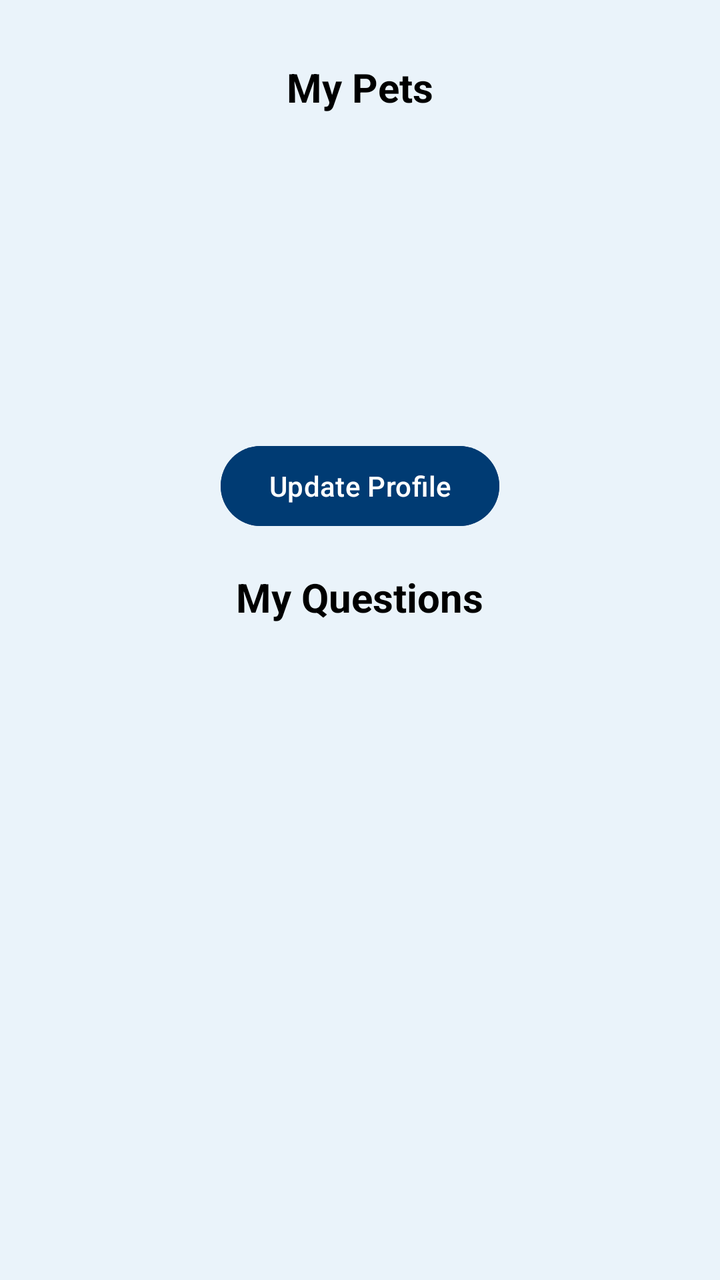
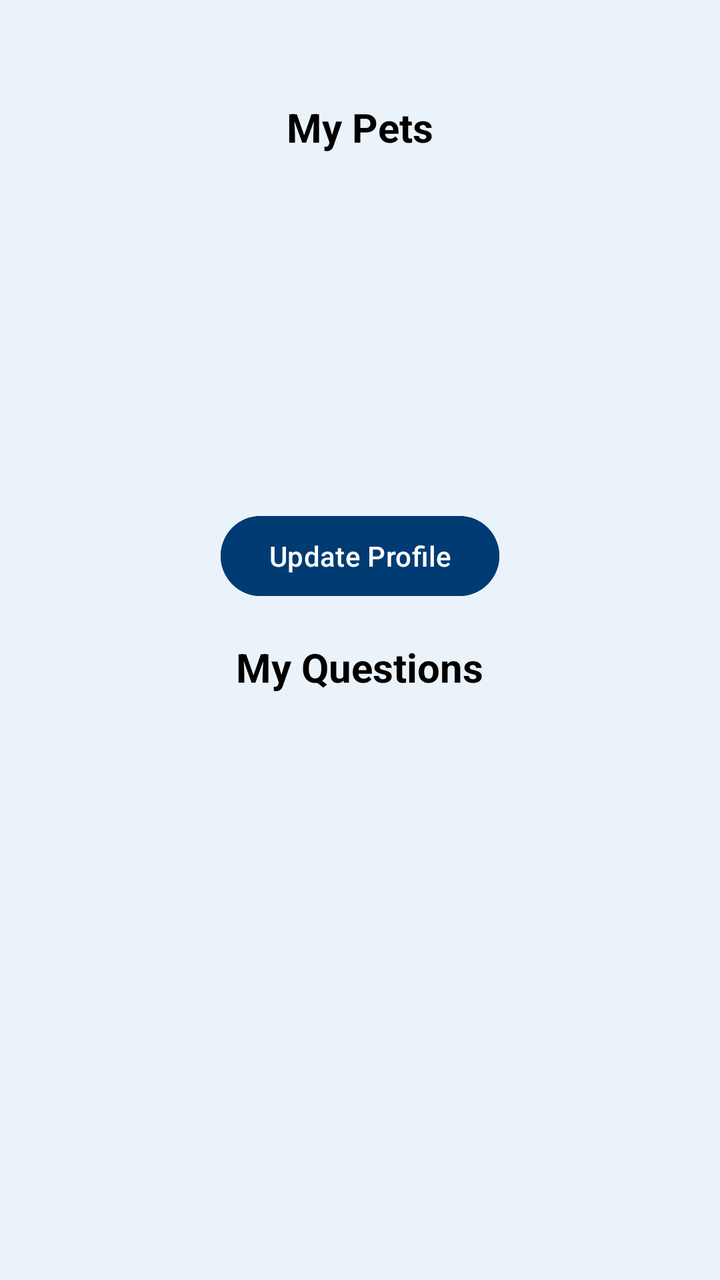

Two renders of the same Android screen: before a commit and after it. Below are the layout's source before the change and the commit's diff.
<!-- AndroidManifest.xml: application theme Theme.HappyPets -->
<!-- res/layout/fragment_profile.xml -->
<?xml version="1.0" encoding="utf-8"?>
<RelativeLayout xmlns:android="http://schemas.android.com/apk/res/android"
    xmlns:tools="http://schemas.android.com/tools"
    android:layout_width="match_parent"
    android:layout_height="match_parent"
    android:background="@color/app_bg_color"
    tools:context=".Fragments.ProfileFragment">

    <com.google.android.material.textview.MaterialTextView
        android:id="@+id/header_profile"
        android:layout_width="wrap_content"
        android:layout_height="wrap_content"
        android:layout_centerHorizontal="true"
        android:layout_marginTop="30dp"
        android:text="My Pets"
        android:textColor="@color/black"
        android:textSize="20sp"
        android:textStyle="bold" />

    <androidx.recyclerview.widget.RecyclerView
        android:id="@+id/my_pets"
        android:layout_width="match_parent"
        android:layout_height="144dp"
        android:layout_below="@id/header_profile"
        android:layout_marginHorizontal="30dp"
        android:orientation="horizontal"
        android:scrollbars="horizontal"
        tools:listitem="@layout/pet_item" />

    <com.google.android.material.button.MaterialButton
        android:id="@+id/btn_update"
        android:layout_width="wrap_content"
        android:layout_height="wrap_content"
        android:layout_below="@id/my_pets"
        android:layout_centerHorizontal="true"
        android:layout_marginTop="18dp"
        android:backgroundTint="@color/logo_color"
        android:text="Update Profile"
        android:textColor="@color/white" />


    <com.google.android.material.textview.MaterialTextView
        android:id="@+id/header_questions"
        android:layout_width="wrap_content"
        android:layout_height="wrap_content"
        android:text="My Questions"
        android:layout_centerHorizontal="true"
        android:layout_marginTop="18dp"
        android:layout_marginBottom="8dp"
        android:textColor="@color/black"
        android:layout_below="@id/btn_update"
        android:textSize="20sp"
        android:textStyle="bold"
        android:visibility="visible"/>

    <com.google.android.material.textview.MaterialTextView
        android:id="@+id/header_questions_v2"
        android:layout_width="wrap_content"
        android:layout_height="wrap_content"
        android:text="Questions Answered"
        android:layout_centerHorizontal="true"
        android:layout_marginTop="18dp"
        android:layout_marginBottom="8dp"
        android:layout_below="@id/btn_update"
        android:textColor="@color/black"
        android:textSize="20sp"
        android:textStyle="bold"
        android:visibility="invisible" />

    <androidx.recyclerview.widget.RecyclerView
        android:id="@+id/my_questions"
        android:layout_width="match_parent"
        android:layout_height="match_parent"
        android:layout_marginHorizontal="30dp"
        android:layout_below="@id/header_questions"
        android:layout_marginBottom="78dp"
        android:orientation="vertical"
        tools:listitem="@layout/question_item" />

</RelativeLayout>
<!-- res/layout/pet_item.xml (included above) -->
<?xml version="1.0" encoding="utf-8"?>
<com.google.android.material.card.MaterialCardView xmlns:android="http://schemas.android.com/apk/res/android"
    xmlns:app="http://schemas.android.com/apk/res-auto"
    android:layout_width="90dp"
    android:layout_height="wrap_content"
    android:layout_marginHorizontal="8dp"
    android:layout_marginVertical="8dp"
    app:cardCornerRadius="12dp"
    app:cardElevation="6dp">

    <RelativeLayout
        android:layout_width="match_parent"
        android:layout_height="wrap_content">

        <androidx.appcompat.widget.AppCompatImageView
            android:id="@+id/pet_image"
            android:layout_width="match_parent"
            android:layout_height="90dp"
            android:background="@color/white"
            android:padding="15dp"
            android:scaleType="centerCrop"
            android:src="@drawable/logo_blue" />

        <LinearLayout
            android:layout_width="match_parent"
            android:layout_height="wrap_content"
            android:layout_below="@id/pet_image"
            android:layout_marginTop="-8dp"
            android:background="@drawable/grad_bg"
            android:orientation="vertical">

            <com.google.android.material.textview.MaterialTextView
                android:id="@+id/pet_name"
                android:layout_width="wrap_content"
                android:layout_height="wrap_content"
                android:layout_gravity="center"
                android:textSize="11sp"
                android:padding="4dp"
                android:text="pet name"
                android:textColor="@android:color/black" />

            <com.google.android.material.textview.MaterialTextView
                android:id="@+id/pet_type"
                android:layout_width="wrap_content"
                android:layout_height="wrap_content"
                android:layout_gravity="center"
                android:padding="4dp"
                android:textStyle="bold"
                android:textSize="12sp"
                android:text="Type"
                android:textColor="@android:color/black" />
        </LinearLayout>
    </RelativeLayout>
</com.google.android.material.card.MaterialCardView>
<!-- res/layout/question_item.xml (included above) -->
<?xml version="1.0" encoding="utf-8"?>
<com.google.android.material.card.MaterialCardView xmlns:android="http://schemas.android.com/apk/res/android"
    android:layout_width="match_parent"
    android:layout_height="wrap_content"
    xmlns:app="http://schemas.android.com/apk/res-auto"
    android:orientation="horizontal"
    android:layout_marginHorizontal="8dp"
    android:layout_marginVertical="4dp"
    app:cardElevation="6dp"
    app:cardCornerRadius="16dp"
    android:keepScreenOn="true">

    <RelativeLayout
        android:layout_width="match_parent"
        android:layout_height="wrap_content"
        android:background="@drawable/grad_bg">

        <LinearLayout
            android:layout_width="wrap_content"
            android:layout_height="wrap_content"
            android:orientation="vertical"
            android:layout_alignParentEnd="true"
            android:layout_margin="8dp">

            <com.google.android.material.textview.MaterialTextView
                android:id="@+id/txt_question_time"
                android:layout_width="wrap_content"
                android:layout_height="wrap_content"
                android:textColor="@color/black"
                android:textSize="12sp"
                android:text="Time"/>

            <View
                android:layout_width="match_parent"
                android:layout_height="10dp"/>

            <androidx.appcompat.widget.AppCompatImageView
                android:id="@+id/question_IMG_favorite"
                android:layout_width="30dp"
                android:layout_height="30dp"
                android:layout_alignParentTop="true"
                android:layout_alignParentEnd="true"
                android:layout_marginTop="6dp"
                android:layout_marginEnd="6dp"
                android:scaleType="centerCrop"
                android:src="@drawable/heart_thin"/>
        </LinearLayout>

        <LinearLayout
            android:layout_width="wrap_content"
            android:layout_height="wrap_content"
            android:layout_margin="10dp"
            android:orientation="vertical">

            <com.google.android.material.textview.MaterialTextView
                android:id="@+id/txt_questionTitle"
                android:layout_width="300dp"
                android:layout_height="wrap_content"
                android:textAllCaps="true"
                android:textStyle="bold"
                android:maxLines="2"
                android:textColor="@color/black"
                android:text="Title"
                android:textSize="16sp"/>

            <LinearLayout
                android:layout_width="wrap_content"
                android:layout_height="wrap_content"
                android:layout_marginTop="20dp">

                <com.google.android.material.textview.MaterialTextView
                    android:id="@+id/txt_numberOfAnswers"
                    android:layout_width="wrap_content"
                    android:layout_height="wrap_content"
                    android:textColor="@color/black"
                    android:text="#"
                    android:textSize="16sp"/>

                <com.google.android.material.textview.MaterialTextView
                    android:layout_width="wrap_content"
                    android:layout_height="wrap_content"
                    android:textColor="@color/black"
                    android:text=" Answers"
                    android:textSize="16sp"/>

            </LinearLayout>


        </LinearLayout>




    </RelativeLayout>

</com.google.android.material.card.MaterialCardView>
<!-- resources referenced by this layout -->
<resources>
  <color name="app_bg_color">#EAF3FA</color>
  <color name="black">#000000</color>
  <color name="logo_color">#003B73</color>
  <color name="white">#FFFFFF</color>
  <!-- drawable grad_bg (drawable) -->
  <shape xmlns:android="http://schemas.android.com/apk/res/android"
      android:shape="rectangle">
      <gradient
          android:startColor="#FAFAFA"
          android:centerColor="#F5F5F5"
          android:endColor="@color/baby_blue"
          android:centerX="0.5"
          android:angle="270" />
  </shape>
  <!-- drawable heart_thin (drawable) -->
  <vector xmlns:android="http://schemas.android.com/apk/res/android" xmlns:aapt="http://schemas.android.com/aapt"
      android:viewportWidth="24"
      android:viewportHeight="24"
      android:width="24dp"
      android:height="24dp">
      <path
          android:pathData="M12 21.593c-5.63 -5.539 -11 -10.297 -11 -14.402 0 -3.791 3.068 -5.191 5.281 -5.191 1.312 0 4.151 0.501 5.719 4.457 1.59 -3.968 4.464 -4.447 5.726 -4.447 2.54 0 5.274 1.621 5.274 5.181 0 4.069 -5.136 8.625 -11 14.402m5.726 -20.583c-2.203 0 -4.446 1.042 -5.726 3.238 -1.285 -2.206 -3.522 -3.248 -5.719 -3.248 -3.183 0 -6.281 2.187 -6.281 6.191 0 4.661 5.571 9.429 12 15.809 6.43 -6.38 12 -11.148 12 -15.809 0 -4.011 -3.095 -6.181 -6.274 -6.181"
          android:fillType="evenOdd"
          android:fillColor="#0074B7" />
  </vector>
  <!-- drawable logo_blue: png bitmap (drawable, 9976 bytes) -->
  <style name="Theme.HappyPets" parent="Base.Theme.HappyPets" />
  <color name="baby_blue">#BFD7ED</color>
  <style name="Base.Theme.HappyPets" parent="Theme.Material3.Light.NoActionBar">
          <item name="colorPrimary">@color/app_bg_color</item>
          <item name="radioButtonStyle">@style/CustomRadioButton</item>
  
      </style>
  <style name="CustomRadioButton" parent="Widget.AppCompat.CompoundButton.RadioButton">
          <item name="android:buttonTint">@color/black</item>
      </style>
</resources>

<!-- the commit's change to res/layout/fragment_profile.xml (unified diff, before → after) -->
@@ -6,27 +6,61 @@
     android:background="@color/app_bg_color"
     tools:context=".Fragments.ProfileFragment">
 
-    <com.google.android.material.textview.MaterialTextView
-        android:id="@+id/header_profile"
+
+    <RelativeLayout
+        android:id="@+id/headers"
         android:layout_width="wrap_content"
         android:layout_height="wrap_content"
         android:layout_centerHorizontal="true"
-        android:layout_marginTop="30dp"
-        android:text="My Pets"
-        android:textColor="@color/black"
-        android:textSize="20sp"
-        android:textStyle="bold" />
-
+        android:layout_marginTop="50dp"
+        android:layout_marginBottom="15dp">
+
+        
+        <com.google.android.material.textview.MaterialTextView
+            android:id="@+id/header_profile"
+            android:layout_width="wrap_content"
+            android:layout_height="wrap_content"
+            android:layout_centerHorizontal="true"
+            android:text="My Pets"
+            android:textColor="@color/black"
+            android:textSize="20sp"
+            android:textStyle="bold" />
+
+        
+        <com.google.android.material.textview.MaterialTextView
+            android:id="@+id/header_vet"
+            android:layout_width="wrap_content"
+            android:layout_height="wrap_content"
+            android:text="My Details"
+            android:textColor="@color/black"
+            android:textSize="20sp"
+            android:textStyle="bold"
+            android:visibility="invisible" />
+
+    </RelativeLayout>
+
+    
     <androidx.recyclerview.widget.RecyclerView
         android:id="@+id/my_pets"
         android:layout_width="match_parent"
         android:layout_height="144dp"
-        android:layout_below="@id/header_profile"
+        android:layout_below="@id/headers"
         android:layout_marginHorizontal="30dp"
         android:orientation="horizontal"
         android:scrollbars="horizontal"
         tools:listitem="@layout/pet_item" />
 
+    
+    <include
+        android:id="@+id/vet_card"
+        layout="@layout/vet_details_item"
+        android:layout_below="@id/headers"
+        android:layout_marginHorizontal="30dp"
+        android:layout_width="match_parent"
+        android:layout_height="wrap_content"
+        android:visibility="invisible" />
+
+    
     <com.google.android.material.button.MaterialButton
         android:id="@+id/btn_update"
         android:layout_width="wrap_content"
@@ -38,42 +72,48 @@
         android:text="Update Profile"
         android:textColor="@color/white" />
 
-
-    <com.google.android.material.textview.MaterialTextView
-        android:id="@+id/header_questions"
+    <RelativeLayout
+        android:id="@+id/question_headers"
         android:layout_width="wrap_content"
         android:layout_height="wrap_content"
-        android:text="My Questions"
+        android:layout_below="@id/btn_update"
         android:layout_centerHorizontal="true"
         android:layout_marginTop="18dp"
-        android:layout_marginBottom="8dp"
-        android:textColor="@color/black"
-        android:layout_below="@id/btn_update"
-        android:textSize="20sp"
-        android:textStyle="bold"
-        android:visibility="visible"/>
-
-    <com.google.android.material.textview.MaterialTextView
-        android:id="@+id/header_questions_v2"
-        android:layout_width="wrap_content"
-        android:layout_height="wrap_content"
-        android:text="Questions Answered"
-        android:layout_centerHorizontal="true"
-        android:layout_marginTop="18dp"
-        android:layout_marginBottom="8dp"
-        android:layout_below="@id/btn_update"
-        android:textColor="@color/black"
-        android:textSize="20sp"
-        android:textStyle="bold"
-        android:visibility="invisible" />
-
+        android:layout_marginBottom="8dp">
+
+        
+        <com.google.android.material.textview.MaterialTextView
+            android:id="@+id/header_questions"
+            android:layout_width="wrap_content"
+            android:layout_height="wrap_content"
+            android:layout_centerHorizontal="true"
+            android:text="My Questions"
+            android:textColor="@color/black"
+            android:textSize="20sp"
+            android:textStyle="bold" />
+
+        
+        <com.google.android.material.textview.MaterialTextView
+            android:id="@+id/header_questions_v2"
+            android:layout_width="wrap_content"
+            android:layout_height="wrap_content"
+            android:layout_centerHorizontal="true"
+            android:text="Questions Answered"
+            android:textColor="@color/black"
+            android:textSize="20sp"
+            android:textStyle="bold"
+            android:visibility="invisible" />
+
+    </RelativeLayout>
+
+    
     <androidx.recyclerview.widget.RecyclerView
         android:id="@+id/my_questions"
         android:layout_width="match_parent"
         android:layout_height="match_parent"
+        android:layout_below="@id/question_headers"
         android:layout_marginHorizontal="30dp"
-        android:layout_below="@id/header_questions"
-        android:layout_marginBottom="78dp"
+        android:layout_marginBottom="58dp"
         android:orientation="vertical"
         tools:listitem="@layout/question_item" />
 
@@ -132,6 +172,101 @@
                 android:textColor="@android:color/black" />
         </LinearLayout>
     </RelativeLayout>
+</com.google.android.material.card.MaterialCardView>
+<!-- res/layout/vet_details_item.xml (included above) -->
+<?xml version="1.0" encoding="utf-8"?>
+<com.google.android.material.card.MaterialCardView xmlns:android="http://schemas.android.com/apk/res/android"
+    android:layout_width="match_parent"
+    android:layout_height="wrap_content"
+    xmlns:app="http://schemas.android.com/apk/res-auto"
+    android:orientation="horizontal"
+    android:layout_marginHorizontal="8dp"
+    android:layout_marginVertical="4dp"
+    app:cardElevation="6dp"
+    app:cardCornerRadius="16dp"
+    android:keepScreenOn="true">
+
+    <RelativeLayout
+        android:layout_width="match_parent"
+        android:layout_height="wrap_content"
+        android:background="@drawable/grad_bg">
+
+        <LinearLayout
+            android:layout_width="wrap_content"
+            android:layout_height="wrap_content"
+            android:layout_margin="10dp"
+            android:orientation="vertical">
+
+            <com.google.android.material.textview.MaterialTextView
+                android:id="@+id/txt_vetName"
+                android:layout_width="wrap_content"
+                android:layout_height="wrap_content"
+                android:textAllCaps="true"
+                android:textStyle="bold"
+                android:maxLines="2"
+                android:textColor="@color/black"
+                android:text="Vet Name"
+                android:textSize="16sp"/>
+
+            <com.google.android.material.textview.MaterialTextView
+                android:id="@+id/txt_phone"
+                android:layout_width="wrap_content"
+                android:layout_height="wrap_content"
+                android:textColor="@color/black"
+                android:text="Phone: "
+                android:textSize="14sp"/>
+
+            <com.google.android.material.textview.MaterialTextView
+                android:id="@+id/txt_address"
+                android:layout_width="wrap_content"
+                android:layout_height="wrap_content"
+                android:textColor="@color/black"
+                android:text="Address: "
+                android:textSize="14sp"/>
+
+            <com.google.android.material.textview.MaterialTextView
+                android:id="@+id/txt_email"
+                android:layout_width="wrap_content"
+                android:layout_height="wrap_content"
+                android:textColor="@color/black"
+                android:text="Email: "
+                android:textSize="14sp"/>
+        </LinearLayout>
+
+        <LinearLayout
+            android:layout_width="wrap_content"
+            android:layout_height="wrap_content"
+            android:layout_margin="10dp"
+            android:layout_alignParentEnd="true"
+            android:layout_centerVertical="true"
+            android:orientation="vertical">
+
+            <com.google.android.material.textview.MaterialTextView
+                android:id="@+id/txt_license"
+                android:layout_width="wrap_content"
+                android:layout_height="wrap_content"
+                android:textColor="@color/black"
+                android:text="License Number: "
+                android:textSize="14sp"/>
+
+            <com.google.android.material.textview.MaterialTextView
+                android:id="@+id/txt_license_number"
+                android:layout_width="wrap_content"
+                android:layout_height="wrap_content"
+                android:textColor="@color/black"
+                android:layout_gravity="center"
+                android:text="#########"
+                android:textSize="14sp"/>
+
+
+
+        </LinearLayout>
+
+
+
+
+    </RelativeLayout>
+
 </com.google.android.material.card.MaterialCardView>
 <!-- res/layout/question_item.xml (included above) -->
 <?xml version="1.0" encoding="utf-8"?>
